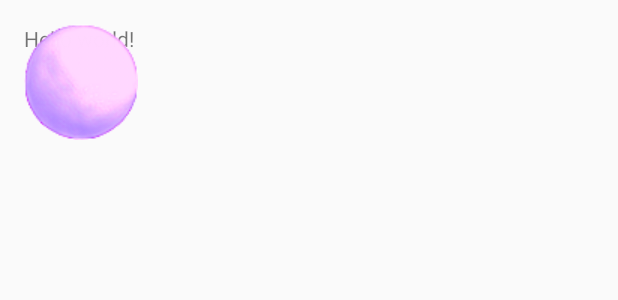
After one commit to BatesJernigan/AquaChamber, an Android app: the layout activity_game_panel.xml on its own in the app's theme, with its tools: preview values and no code run, on a phone screen of 412 x 824 dp. The commit adds this screen. Shown: the top 300 px of the screen. Run offline under Robolectric (Android 15) with nearby library versions, the phone set to English and light mode, and no system bars.

Commit message:
Add image, add main thread for game

```diff
--- a/app/src/main/AndroidManifest.xml
+++ b/app/src/main/AndroidManifest.xml
@@ -20,6 +20,10 @@
             android:name=".level1Activity"
             android:label="@string/title_activity_level1" >
         </activity>
+        <activity
+            android:name=".GamePanel"
+            android:label="@string/title_activity_game_panel" >
+        </activity>
     </application>
 
 </manifest>
--- /dev/null
+++ b/app/src/main/res/layout/activity_game_panel.xml
@@ -0,0 +1,22 @@
+<RelativeLayout xmlns:android="http://schemas.android.com/apk/res/android"
+                xmlns:tools="http://schemas.android.com/tools"
+                android:layout_width="match_parent"
+                android:layout_height="match_parent"
+                android:paddingLeft="@dimen/activity_horizontal_margin"
+                android:paddingRight="@dimen/activity_horizontal_margin"
+                android:paddingTop="@dimen/activity_vertical_margin"
+                android:paddingBottom="@dimen/activity_vertical_margin"
+                tools:context="com.example.aquachamber.GamePanel">
+
+    <TextView
+        android:text="@string/hello_world"
+        android:layout_width="wrap_content"
+        android:layout_height="wrap_content"/>
+
+    <ImageView
+        android:layout_width="wrap_content"
+        android:layout_height="wrap_content"
+        android:src="@drawable/sphere"
+        android:id="@+id/gameBall"/>
+
+</RelativeLayout>
--- a/app/src/main/res/values/strings.xml
+++ b/app/src/main/res/values/strings.xml
@@ -4,4 +4,5 @@
     <string name="hello_world">Hello world!</string>
     <string name="action_settings">Settings</string>
     <string name="title_activity_level1">level1Activity</string>
+    <string name="title_activity_game_panel">GamePanel</string>
 </resources>
```
Also changed, not shown: app/src/main/java/com/example/aquachamber/GamePanel.java (added, +67 -0 lines), app/src/main/java/com/example/aquachamber/MainActivity.java (+0 -30 lines), app/src/main/java/com/example/aquachamber/MainThread.java (added, +79 -0 lines), app/src/main/java/com/example/aquachamber/level1Activity.java (+63 -77 lines), app/src/main/res/menu/menu_game_panel.xml (added, +9 -0 lines).
